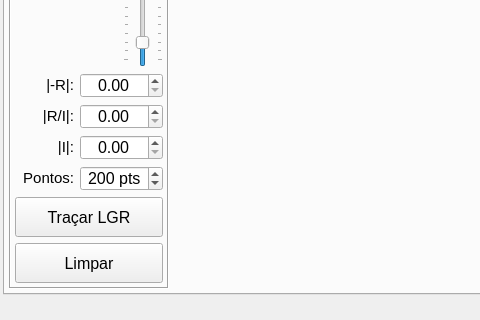
First picture: the form in MainWindow.ui, repository miguelmoreto/labcontrole, before the edit; both pictures show x 0 to 480 and y 280 to 600 of the 800 by 600 pixel window.
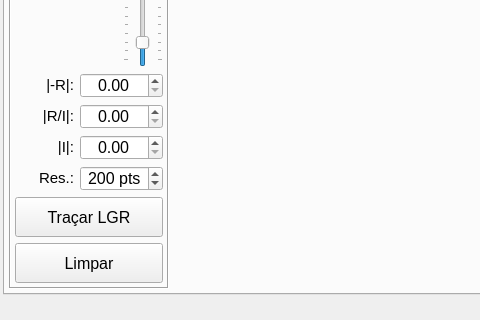
Second picture: the form after the edit. The open tabs and pages were chosen to show the change. Icons and pictures are not drawn. Custom widgets are drawn as their Qt base class.

Commit message: Added load action (load systems definitions from file). Updated sysinfo tab.

```diff
--- a/MainWindow.ui
+++ b/MainWindow.ui
@@ -3465,7 +3465,7 @@
                  <string>Resolução do gráfico (número de pontos)</string>
                 </property>
                 <property name="text">
-                 <string notr="true">Pontos:</string>
+                 <string notr="true">Res.:</string>
                 </property>
                 <property name="alignment">
                  <set>Qt::AlignRight|Qt::AlignTrailing|Qt::AlignVCenter</set>
```
Left out of the diff: 2 changed lines with no effect on the pictures. The commit also changes 2 other files.
